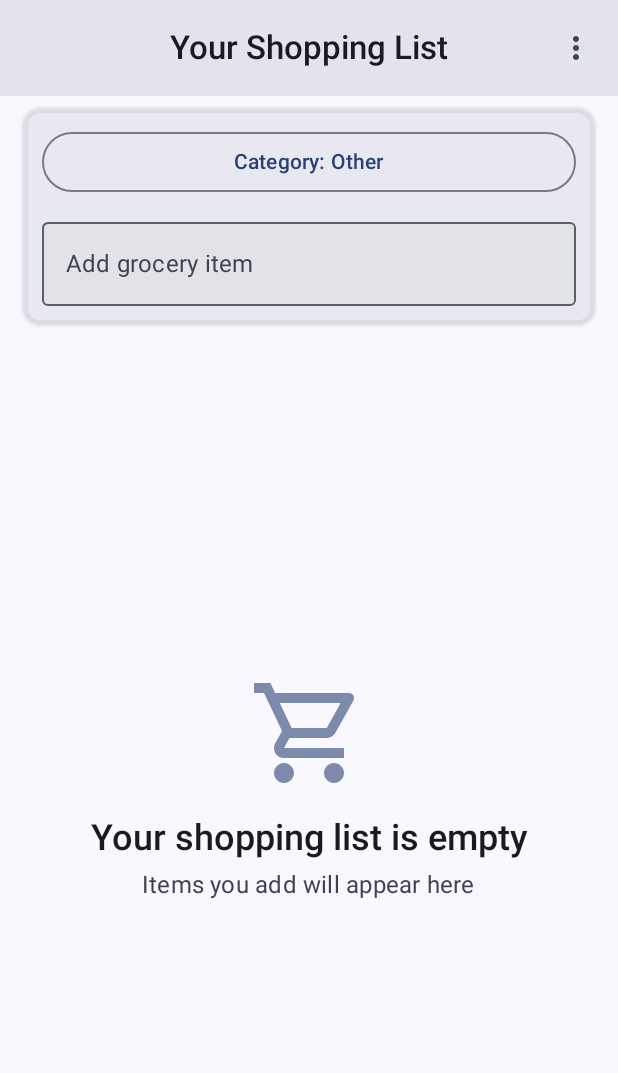
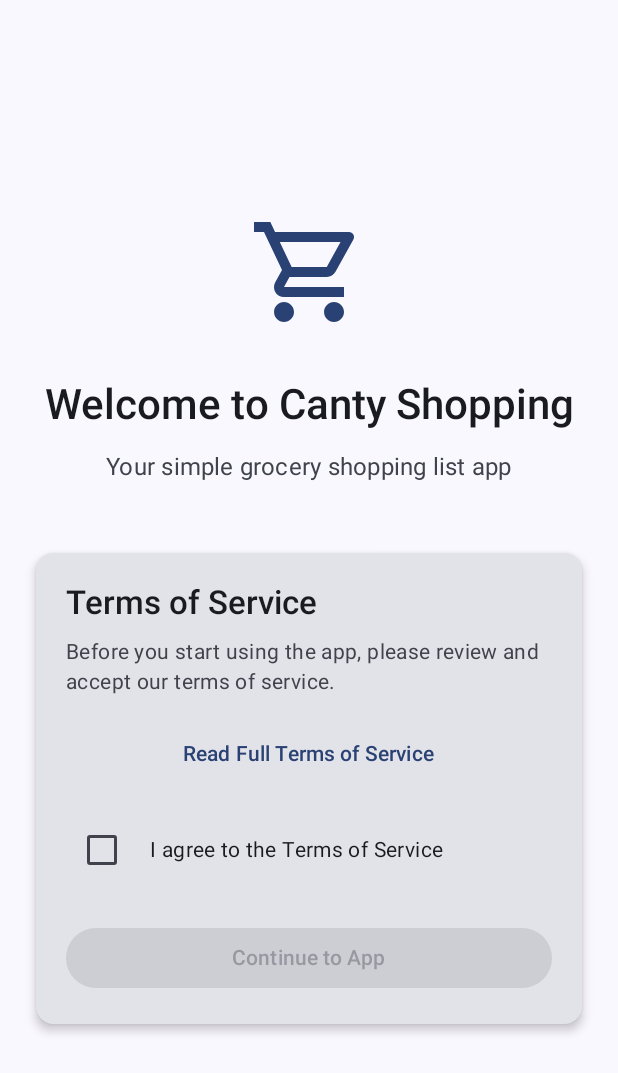
Before and after one commit to Bidney/CantyShopping, an Android app built with Jetpack Compose: the screen it shows after launch (MainActivity), on a phone screen of 412 x 824 dp. Shown: the top 1073 px of the screen. Run offline under Robolectric (Android 15) with nearby library versions, the phone set to English and light mode, and no system bars.

Commit message:
Added ToS

```diff
--- a/app/build.gradle.kts
+++ b/app/build.gradle.kts
@@ -13,8 +13,8 @@ android {
         applicationId = "io.github.bidney.cantyshopping"
         minSdk = 24
         targetSdk = 36
-        versionCode = 123
-        versionName = "1.2.3"
+        versionCode = 124
+        versionName = "1.2.4"
 
         testInstrumentationRunner = "androidx.test.runner.AndroidJUnitRunner"
     }
--- a/app/src/main/java/com/example/cantyshopping/MainActivity.kt
+++ b/app/src/main/java/com/example/cantyshopping/MainActivity.kt
@@ -1,5 +1,7 @@
 package io.github.bidney.cantyshopping
 
+import android.content.Context
+import android.content.Intent
 import android.net.Uri
 import android.os.Bundle
 import android.widget.Toast
@@ -68,14 +70,38 @@ class MainActivity : ComponentActivity() {
                     modifier = Modifier.fillMaxSize(),
                     color = MaterialTheme.colorScheme.background
                 ) {
-                    ShoppingListScreen(
-                        repository = repository,
-                        onExportList = { exportList() },
-                        onImportList = { importList() }
-                    )
+                    // Remember the current state and allow it to be updated
+                    var termsAccepted by remember { mutableStateOf(hasAcceptedTerms()) }
+
+                    // Check if terms have been accepted
+                    if (!termsAccepted) {
+                        TermsAcceptanceScreen(
+                            onTermsAccepted = {
+                                acceptTerms()
+                                termsAccepted = true // Update state to trigger recomposition
+                            },
+                            onViewTerms = { startActivity(Intent(this@MainActivity, TermsActivity::class.java)) }
+                        )
+                    } else {
+                        ShoppingListScreen(
+                            repository = repository,
+                            onExportList = { exportList() },
+                            onImportList = { importList() }
+                        )
+                    }
                 }
             }
         }
+    }
+
+    private fun hasAcceptedTerms(): Boolean {
+        val prefs = getSharedPreferences("app_preferences", Context.MODE_PRIVATE)
+        return prefs.getBoolean("terms_accepted", false)
+    }
+
+    private fun acceptTerms() {
+        val prefs = getSharedPreferences("app_preferences", Context.MODE_PRIVATE)
+        prefs.edit().putBoolean("terms_accepted", true).apply()
     }
 
     private fun exportList() {
@@ -113,6 +139,118 @@ class MainActivity : ComponentActivity() {
     }
 }
 
+@Composable
+fun TermsAcceptanceScreen(
+    onTermsAccepted: () -> Unit,
+    onViewTerms: () -> Unit
+) {
+    var isChecked by remember { mutableStateOf(false) }
+
+    Column(
+        modifier = Modifier
+            .fillMaxSize()
+            .padding(24.dp),
+        horizontalAlignment = Alignment.CenterHorizontally,
+        verticalArrangement = Arrangement.Center
+    ) {
+        // App logo/icon area
+        Icon(
+            imageVector = Icons.Outlined.ShoppingCart,
+            contentDescription = "App Icon",
+            modifier = Modifier.size(80.dp),
+            tint = MaterialTheme.colorScheme.primary
+        )
+
+        Spacer(modifier = Modifier.height(32.dp))
+
+        // Welcome text
+        Text(
+            text = "Welcome to Canty Shopping",
+            style = MaterialTheme.typography.headlineMedium,
+            color = MaterialTheme.colorScheme.onSurface
+        )
+
+        Spacer(modifier = Modifier.height(16.dp))
+
+        Text(
+            text = "Your simple grocery shopping list app",
+            style = MaterialTheme.typography.bodyLarge,
+            color = MaterialTheme.colorScheme.onSurfaceVariant
+        )
+
+        Spacer(modifier = Modifier.height(48.dp))
+
+        // Terms acceptance card
+        Card(
+            modifier = Modifier.fillMaxWidth(),
+            elevation = CardDefaults.cardElevation(defaultElevation = 4.dp)
+        ) {
+            Column(
+                modifier = Modifier.padding(20.dp)
+            ) {
+                Text(
+                    text = "Terms of Service",
+                    style = MaterialTheme.typography.titleLarge,
+                    color = MaterialTheme.colorScheme.onSurface
+                )
+
+                Spacer(modifier = Modifier.height(12.dp))
+
+                Text(
+                    text = "Before you start using the app, please review and accept our terms of service.",
+                    style = MaterialTheme.typography.bodyMedium,
+                    color = MaterialTheme.colorScheme.onSurfaceVariant
+                )
+
+                Spacer(modifier = Modifier.height(16.dp))
+
+                // Read Full Terms button
+                TextButton(
+                    onClick = onViewTerms,
+                    modifier = Modifier.fillMaxWidth()
+                ) {
+                    Text(
+                        text = "Read Full Terms of Service",
+                        style = MaterialTheme.typography.labelLarge
+                    )
+                }
+
+                Spacer(modifier = Modifier.height(16.dp))
+
+                // Checkbox and agreement text
+                Row(
+                    verticalAlignment = Alignment.CenterVertically
+                ) {
+                    Checkbox(
+                        checked = isChecked,
+                        onCheckedChange = { isChecked = it }
+                    )
+
+                    Spacer(modifier = Modifier.width(8.dp))
+
+                    Text(
+                        text = "I agree to the Terms of Service",
+                        style = MaterialTheme.typography.bodyMedium,
+                        color = MaterialTheme.colorScheme.onSurface
+                    )
+                }
+
+                Spacer(modifier = Modifier.height(24.dp))
+
+                // Continue button
+                Button(
+                    onClick = onTermsAccepted,
+                    enabled = isChecked,
+                    modifier = Modifier.fillMaxWidth()
+                ) {
+                    Text("Continue to App")
+                }
+            }
+        }
+    }
+}
+
+// Rest of your existing composables remain unchanged...
 @OptIn(ExperimentalMaterial3Api::class)
 @Composable
 fun ShoppingListScreen(
```
Also changed, not shown: app/src/main/AndroidManifest.xml (+8 -0 lines), app/src/main/java/com/example/cantyshopping/TermsActivity.kt (added, +231 -0 lines), 3 other files.
